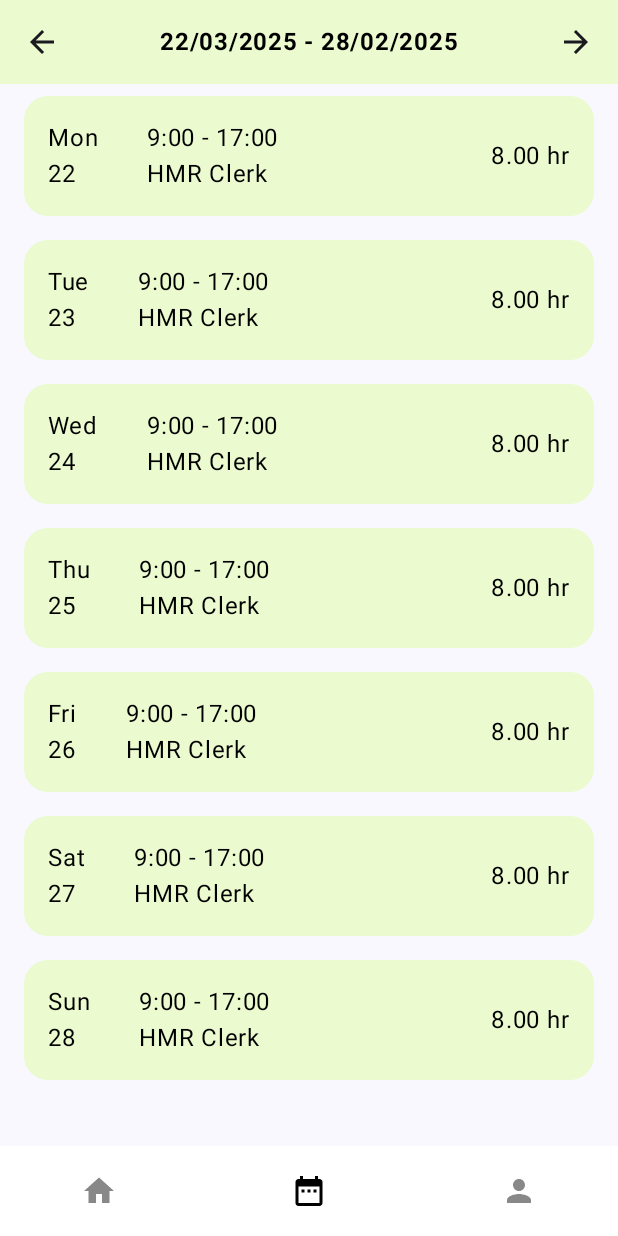
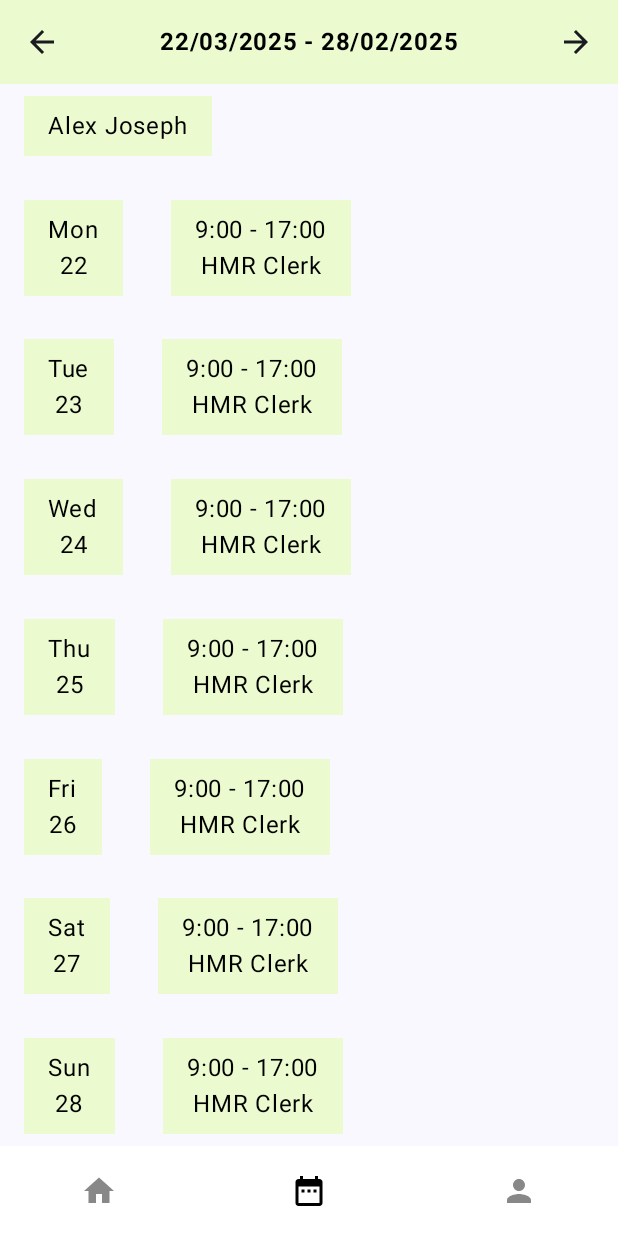
Before and after one commit to alexjosf/mywork, an Android app built with Jetpack Compose: the screen it shows after launch (MainActivity), item 2 of the bottom bar chosen, on a phone screen of 412 x 824 dp. Run offline under Robolectric (Android 15) with nearby library versions, the phone set to English and light mode, and no system bars.

Commit message:
Cards created for all schedules

```diff
--- a/app/src/main/java/com/example/mywork/MainActivity.kt
+++ b/app/src/main/java/com/example/mywork/MainActivity.kt
@@ -215,7 +215,7 @@ fun ScheduleScreen(modifier: Modifier) {
     Column(
         modifier = modifier
             .fillMaxSize(),
-        horizontalAlignment = Alignment.CenterHorizontally,
+        horizontalAlignment = Alignment.Start,
     ) {
         Row(
             modifier = Modifier
@@ -238,36 +238,87 @@ fun ScheduleScreen(modifier: Modifier) {
                 Icons.AutoMirrored.Filled.ArrowForward, contentDescription = "Next Week"
             )
         }
-        LazyColumn(
-            horizontalAlignment = Alignment.CenterHorizontally,
+        Column (
+            modifier = Modifier
+                .fillMaxSize(),
+            horizontalAlignment = Alignment.Start,
+            verticalArrangement = Arrangement.SpaceBetween
         ) {
-            item { AllScheduleDayCard("Mon", "22") }
-            item { AllScheduleDayCard("Tue", "23") }
-            item { AllScheduleDayCard("Wed", "24") }
-            item { AllScheduleDayCard("Thu", "25") }
-            item { AllScheduleDayCard("Fri", "26") }
-            item { AllScheduleDayCard("Sat", "27") }
-            item { AllScheduleDayCard("Sun", "28") }
+
+            NameCard("Alex Joseph")
+            ShiftView("9:00 - 17:00", "HMR Clerk", "Mon", "22")
+            ShiftView("9:00 - 17:00", "HMR Clerk", "Tue", "23")
+            ShiftView("9:00 - 17:00", "HMR Clerk", "Wed", "24")
+            ShiftView("9:00 - 17:00", "HMR Clerk", "Thu", "25")
+            ShiftView("9:00 - 17:00", "HMR Clerk", "Fri", "26")
+            ShiftView("9:00 - 17:00", "HMR Clerk", "Sat", "27")
+            ShiftView("9:00 - 17:00", "HMR Clerk", "Sun", "28")
         }
     }
 }
 
 @Composable
-fun AllScheduleDayCard(day: String, date: String) {
+fun ShiftView(time: String, position: String, day: String, date: String){
     Row(
         modifier = Modifier
-            .fillMaxWidth()
-            .padding(horizontal = 16.dp, vertical = 8.dp)
-            .background(
-                Color(0xFFecfacf),
-                RoundedCornerShape(16.dp)
-            ),
+            .fillMaxWidth(),
         verticalAlignment = Alignment.CenterVertically,
-    ) {
+    ){
+        DayDateCard(day, date)
+        ShiftCard(time, position)
+    }
+}
+
+@Composable
+fun NameCard(name: String) {
     Column(
         modifier = Modifier
-                .padding(16.dp)
-                .wrapContentSize()
+            .padding(horizontal = 16.dp, vertical = 8.dp)
+            .background(Color(0xFFecfacf))
+            .padding(horizontal = 16.dp, vertical = 8.dp),
+        horizontalAlignment = Alignment.CenterHorizontally
+    ) {
+        Text(
+            name,
+            modifier = Modifier,
+            color = Color.Black,
+            fontSize = 16.sp,
+        )
+    }
+}
+
+@Composable
+fun ShiftCard(time: String, position: String){
+    Column (
+        modifier = Modifier
+            .padding(horizontal = 16.dp, vertical = 8.dp)
+            .background(Color(0xFFecfacf))
+            .padding(horizontal = 16.dp, vertical = 8.dp),
+        horizontalAlignment = Alignment.CenterHorizontally
+    ){
+        Text(
+            time,
+            modifier = Modifier,
+            color = Color.Black,
+            fontSize = 16.sp,
+        )
+        Text(
+            position,
+            modifier = Modifier,
+            color = Color.Black,
+            fontSize = 16.sp,
+        )
+    }
+}
+
+@Composable
+fun DayDateCard(day: String, date: String) {
+    Column(
+        modifier = Modifier
+            .padding(horizontal = 16.dp, vertical = 8.dp)
+            .background(Color(0xFFecfacf))
+            .padding(horizontal = 16.dp, vertical = 8.dp),
+        horizontalAlignment = Alignment.CenterHorizontally
     ) {
         Text(
             day,
@@ -281,35 +332,6 @@ fun AllScheduleDayCard(day: String, date: String) {
             color = Color.Black,
             fontSize = 16.sp,
         )
-        }
-        Row(
-            modifier = Modifier
-                .padding(16.dp)
-                .fillMaxWidth(),
-            horizontalArrangement = Arrangement.SpaceBetween,
-            verticalAlignment = Alignment.CenterVertically
-        ) {
-            Column {
-                Text(
-                    "9:00 - 17:00",
-                    modifier = Modifier,
-                    color = Color.Black,
-                    fontSize = 16.sp,
-                )
-                Text(
-                    "HMR Clerk",
-                    modifier = Modifier,
-                    color = Color.Black,
-                    fontSize = 16.sp,
-                )
-            }
-            Text(
-                "8.00 hr",
-                modifier = Modifier,
-                color = Color.Black,
-                fontSize = 16.sp,
-            )
-        }
     }
 }
 
@@ -526,7 +548,7 @@ fun GreetingPreview() {
             Column(
                 modifier = Modifier.padding(innerPadding)
             ) {
-                HomeScreen(Modifier.padding(innerPadding))
+                ScheduleScreen(Modifier.padding(innerPadding))
             }
         }
     }
```
Lines whose indentation alone changed are shown as unchanged.
